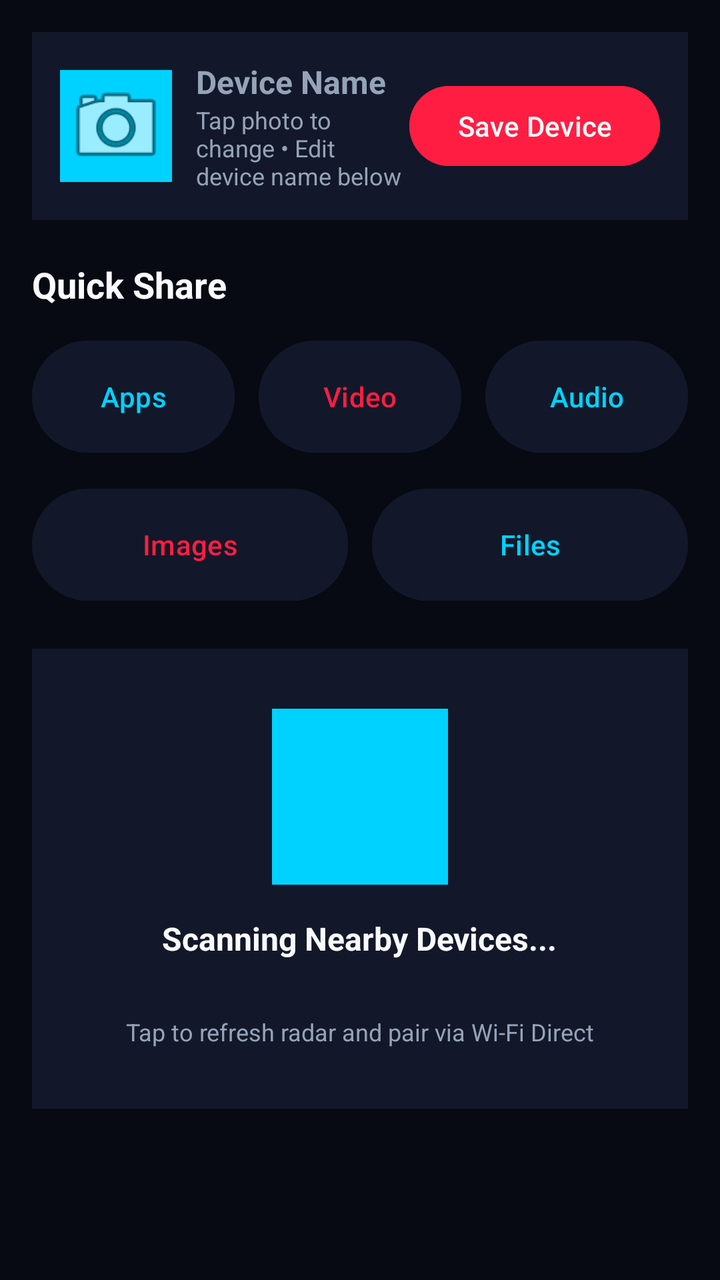
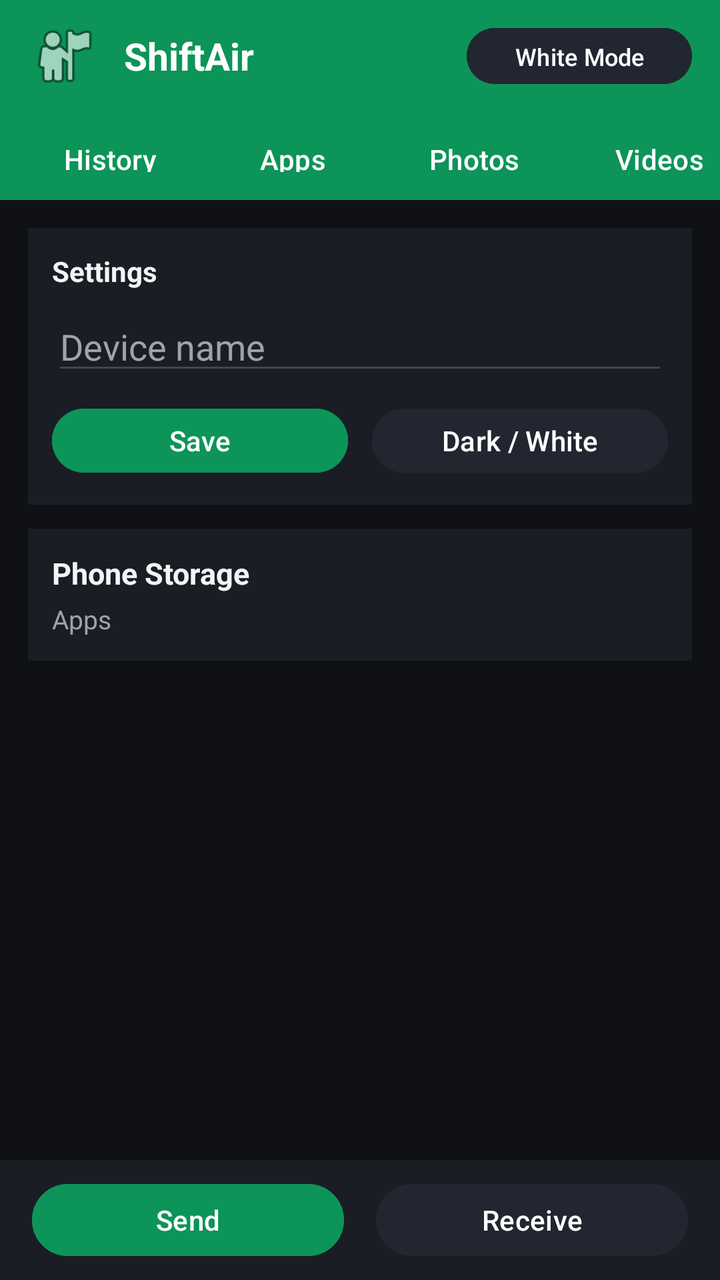

Before-and-after screenshots of an Android layout around one commit, followed by the original layout XML and the change that was made.
<!-- AndroidManifest.xml: application theme Theme.ShiftAir -->
<!-- res/layout/activity_main.xml -->
<?xml version="1.0" encoding="utf-8"?>
<ScrollView xmlns:android="http://schemas.android.com/apk/res/android"
    android:layout_width="match_parent"
    android:layout_height="match_parent"
    android:background="@color/bg_dark"
    android:padding="16dp">

    <LinearLayout
        android:layout_width="match_parent"
        android:layout_height="wrap_content"
        android:orientation="vertical">

        <LinearLayout
            android:layout_width="match_parent"
            android:layout_height="wrap_content"
            android:background="@color/card_glass"
            android:gravity="center_vertical"
            android:orientation="horizontal"
            android:padding="14dp">

            <ImageView
                android:id="@+id/ivProfileAvatar"
                android:layout_width="56dp"
                android:layout_height="56dp"
                android:background="@color/electric_blue"
                android:contentDescription="Profile Avatar"
                android:padding="2dp"
                android:scaleType="centerCrop"
                android:src="@android:drawable/ic_menu_camera" />

            <LinearLayout
                android:layout_width="0dp"
                android:layout_height="wrap_content"
                android:layout_marginStart="12dp"
                android:layout_weight="1"
                android:orientation="vertical">

                <EditText
                    android:id="@+id/etDeviceName"
                    android:layout_width="match_parent"
                    android:layout_height="wrap_content"
                    android:background="@android:color/transparent"
                    android:hint="Device Name"
                    android:inputType="textPersonName"
                    android:textColor="@color/text_primary"
                    android:textColorHint="@color/text_secondary"
                    android:textSize="16sp"
                    android:textStyle="bold" />

                <TextView
                    android:layout_width="wrap_content"
                    android:layout_height="wrap_content"
                    android:text="@string/profile_hint"
                    android:textColor="@color/text_secondary"
                    android:textSize="12sp" />
            </LinearLayout>

            <Button
                android:id="@+id/btnSaveProfile"
                android:layout_width="wrap_content"
                android:layout_height="wrap_content"
                android:backgroundTint="@color/neon_red"
                android:text="@string/save_profile"
                android:textAllCaps="false"
                android:textColor="@color/text_primary" />
        </LinearLayout>

        <TextView
            android:layout_width="wrap_content"
            android:layout_height="wrap_content"
            android:layout_marginTop="20dp"
            android:text="@string/home_title"
            android:textColor="@color/text_primary"
            android:textSize="18sp"
            android:textStyle="bold" />

        <LinearLayout
            android:layout_width="match_parent"
            android:layout_height="wrap_content"
            android:layout_marginTop="12dp"
            android:orientation="horizontal">

            <Button
                android:id="@+id/btnShareApps"
                android:layout_width="0dp"
                android:layout_height="64dp"
                android:layout_marginEnd="6dp"
                android:layout_weight="1"
                android:backgroundTint="@color/card_glass"
                android:text="@string/cat_apps"
                android:textAllCaps="false"
                android:textColor="@color/electric_blue" />

            <Button
                android:id="@+id/btnShareVideo"
                android:layout_width="0dp"
                android:layout_height="64dp"
                android:layout_marginStart="6dp"
                android:layout_marginEnd="6dp"
                android:layout_weight="1"
                android:backgroundTint="@color/card_glass"
                android:text="@string/cat_video"
                android:textAllCaps="false"
                android:textColor="@color/neon_red" />

            <Button
                android:id="@+id/btnShareAudio"
                android:layout_width="0dp"
                android:layout_height="64dp"
                android:layout_marginStart="6dp"
                android:layout_weight="1"
                android:backgroundTint="@color/card_glass"
                android:text="@string/cat_audio"
                android:textAllCaps="false"
                android:textColor="@color/electric_blue" />
        </LinearLayout>

        <LinearLayout
            android:layout_width="match_parent"
            android:layout_height="wrap_content"
            android:layout_marginTop="10dp"
            android:orientation="horizontal">

            <Button
                android:id="@+id/btnShareImages"
                android:layout_width="0dp"
                android:layout_height="64dp"
                android:layout_marginEnd="6dp"
                android:layout_weight="1"
                android:backgroundTint="@color/card_glass"
                android:text="@string/cat_images"
                android:textAllCaps="false"
                android:textColor="@color/neon_red" />

            <Button
                android:id="@+id/btnShareFiles"
                android:layout_width="0dp"
                android:layout_height="64dp"
                android:layout_marginStart="6dp"
                android:layout_weight="1"
                android:backgroundTint="@color/card_glass"
                android:text="@string/cat_files"
                android:textAllCaps="false"
                android:textColor="@color/electric_blue" />
        </LinearLayout>

        <LinearLayout
            android:id="@+id/radarCard"
            android:layout_width="match_parent"
            android:layout_height="230dp"
            android:layout_marginTop="20dp"
            android:background="@color/card_glass"
            android:gravity="center"
            android:orientation="vertical"
            android:padding="16dp">

            <View
                android:id="@+id/radarPulse"
                android:layout_width="88dp"
                android:layout_height="88dp"
                android:background="@color/electric_blue" />

            <TextView
                android:id="@+id/tvRadarStatus"
                android:layout_width="wrap_content"
                android:layout_height="wrap_content"
                android:layout_marginTop="16dp"
                android:text="@string/radar_searching"
                android:textColor="@color/text_primary"
                android:textSize="16sp"
                android:textStyle="bold" />

            <TextView
                android:id="@+id/tvActiveDevice"
                android:layout_width="wrap_content"
                android:layout_height="wrap_content"
                android:layout_marginTop="4dp"
                android:textColor="@color/neon_red"
                android:textSize="13sp" />

            <TextView
                android:layout_width="wrap_content"
                android:layout_height="wrap_content"
                android:layout_marginTop="6dp"
                android:text="@string/radar_hint"
                android:textColor="@color/text_secondary"
                android:textSize="12sp" />
        </LinearLayout>
    </LinearLayout>
</ScrollView>
<!-- resources referenced by this layout -->
<resources>
  <color name="bg_dark">#070A12</color>
  <color name="card_glass">#121829</color>
  <color name="electric_blue">#00D2FF</color>
  <color name="neon_red">#FF1E42</color>
  <color name="text_primary">#F8FAFC</color>
  <color name="text_secondary">#94A3B8</color>
  <string name="cat_apps">Apps</string>
  <string name="cat_audio">Audio</string>
  <string name="cat_files">Files</string>
  <string name="cat_images">Images</string>
  <string name="cat_video">Video</string>
  <string name="home_title">Quick Share</string>
  <string name="profile_hint">Tap photo to change • Edit device name below</string>
  <string name="radar_hint">Tap to refresh radar and pair via Wi-Fi Direct</string>
  <string name="radar_searching">Scanning Nearby Devices...</string>
  <string name="save_profile">Save Device</string>
  <style name="Theme.ShiftAir" parent="Theme.Material3.Light.NoActionBar">
          <item name="colorPrimary">@color/primary</item>
          <item name="colorPrimaryDark">@color/primary_dark</item>
          <item name="colorAccent">@color/accent</item>
          <item name="android:windowBackground">@color/bg_light</item>
          <item name="android:statusBarColor">@color/surface_white</item>
          <item name="android:windowLightStatusBar">true</item>
      </style>
  <color name="primary">#00D2FF</color>
  <color name="primary_dark">#070A12</color>
  <color name="accent">#FF1E42</color>
  <color name="bg_light">#070A12</color>
  <color name="surface_white">#121829</color>
</resources>

<!-- the commit's change to res/layout/activity_main.xml (unified diff, before → after) -->
@@ -1,190 +1,206 @@
 <?xml version="1.0" encoding="utf-8"?>
-<ScrollView xmlns:android="http://schemas.android.com/apk/res/android"
+<LinearLayout xmlns:android="http://schemas.android.com/apk/res/android"
+    android:id="@+id/rootContainer"
     android:layout_width="match_parent"
     android:layout_height="match_parent"
     android:background="@color/bg_dark"
-    android:padding="16dp">
+    android:orientation="vertical">
 
     <LinearLayout
-        android:layout_width="match_parent"
-        android:layout_height="wrap_content"
-        android:orientation="vertical">
+        android:id="@+id/topBar"
+        android:layout_width="match_parent"
+        android:layout_height="56dp"
+        android:background="@color/accent_green"
+        android:gravity="center_vertical"
+        android:orientation="horizontal"
+        android:paddingHorizontal="14dp">
+
+        <ImageView
+            android:id="@+id/ivAvatar"
+            android:layout_width="36dp"
+            android:layout_height="36dp"
+            android:contentDescription="Profile"
+            android:scaleType="centerCrop"
+            android:src="@android:drawable/ic_menu_myplaces" />
+
+        <TextView
+            android:id="@+id/tvHeaderTitle"
+            android:layout_width="0dp"
+            android:layout_height="wrap_content"
+            android:layout_marginStart="12dp"
+            android:layout_weight="1"
+            android:text="@string/app_name"
+            android:textColor="@android:color/white"
+            android:textSize="19sp"
+            android:textStyle="bold" />
+
+        <Button
+            android:id="@+id/btnToggleTheme"
+            android:layout_width="wrap_content"
+            android:layout_height="36dp"
+            android:backgroundTint="@color/card_dark"
+            android:text="@string/theme_light"
+            android:textAllCaps="false"
+            android:textColor="@android:color/white"
+            android:textSize="12sp" />
+    </LinearLayout>
+
+    <HorizontalScrollView
+        android:id="@+id/tabStrip"
+        android:layout_width="match_parent"
+        android:layout_height="44dp"
+        android:background="@color/accent_green"
+        android:scrollbars="none">
+
+        <LinearLayout
+            android:layout_width="wrap_content"
+            android:layout_height="match_parent"
+            android:gravity="center_vertical"
+            android:orientation="horizontal"
+            android:paddingHorizontal="8dp">
+
+            <Button android:id="@+id/tabHistory" android:layout_width="wrap_content" android:layout_height="36dp" android:backgroundTint="@android:color/transparent" android:text="@string/tab_history" android:textAllCaps="false" android:textColor="@android:color/white" />
+            <Button android:id="@+id/tabApps" android:layout_width="wrap_content" android:layout_height="36dp" android:backgroundTint="@android:color/transparent" android:text="@string/tab_apps" android:textAllCaps="false" android:textColor="@android:color/white" />
+            <Button android:id="@+id/tabPhotos" android:layout_width="wrap_content" android:layout_height="36dp" android:backgroundTint="@android:color/transparent" android:text="@string/tab_photos" android:textAllCaps="false" android:textColor="@android:color/white" />
+            <Button android:id="@+id/tabVideos" android:layout_width="wrap_content" android:layout_height="36dp" android:backgroundTint="@android:color/transparent" android:text="@string/tab_videos" android:textAllCaps="false" android:textColor="@android:color/white" />
+            <Button android:id="@+id/tabMusic" android:layout_width="wrap_content" android:layout_height="36dp" android:backgroundTint="@android:color/transparent" android:text="@string/tab_music" android:textAllCaps="false" android:textColor="@android:color/white" />
+            <Button android:id="@+id/tabFiles" android:layout_width="wrap_content" android:layout_height="36dp" android:backgroundTint="@android:color/transparent" android:text="@string/tab_files" android:textAllCaps="false" android:textColor="@android:color/white" />
+        </LinearLayout>
+    </HorizontalScrollView>
+
+    <ScrollView
+        android:layout_width="match_parent"
+        android:layout_height="0dp"
+        android:layout_weight="1"
+        android:padding="14dp">
 
         <LinearLayout
             android:layout_width="match_parent"
             android:layout_height="wrap_content"
-            android:background="@color/card_glass"
-            android:gravity="center_vertical"
-            android:orientation="horizontal"
-            android:padding="14dp">
-
-            <ImageView
-                android:id="@+id/ivProfileAvatar"
-                android:layout_width="56dp"
-                android:layout_height="56dp"
-                android:background="@color/electric_blue"
-                android:contentDescription="Profile Avatar"
-                android:padding="2dp"
-                android:scaleType="centerCrop"
-                android:src="@android:drawable/ic_menu_camera" />
+            android:orientation="vertical">
 
             <LinearLayout
-                android:layout_width="0dp"
+                android:id="@+id/settingsPanel"
+                android:layout_width="match_parent"
                 android:layout_height="wrap_content"
-                android:layout_marginStart="12dp"
-                android:layout_weight="1"
-                android:orientation="vertical">
+                android:layout_marginBottom="12dp"
+                android:background="@color/surface_dark"
+                android:orientation="vertical"
+                android:padding="12dp">
+
+                <TextView
+                    android:id="@+id/tvDeviceLabel"
+                    android:layout_width="wrap_content"
+                    android:layout_height="wrap_content"
+                    android:text="@string/btn_settings"
+                    android:textColor="@color/text_dark_primary"
+                    android:textStyle="bold" />
 
                 <EditText
                     android:id="@+id/etDeviceName"
                     android:layout_width="match_parent"
                     android:layout_height="wrap_content"
-                    android:background="@android:color/transparent"
-                    android:hint="Device Name"
+                    android:layout_marginTop="6dp"
+                    android:hint="Device name"
                     android:inputType="textPersonName"
-                    android:textColor="@color/text_primary"
-                    android:textColorHint="@color/text_secondary"
-                    android:textSize="16sp"
+                    android:textColor="@color/text_dark_primary"
+                    android:textColorHint="@color/text_dark_secondary" />
+
+                <LinearLayout
+                    android:layout_width="match_parent"
+                    android:layout_height="wrap_content"
+                    android:layout_marginTop="8dp"
+                    android:orientation="horizontal">
+
+                    <Button
+                        android:id="@+id/btnSaveName"
+                        android:layout_width="0dp"
+                        android:layout_height="40dp"
+                        android:layout_marginEnd="6dp"
+                        android:layout_weight="1"
+                        android:backgroundTint="@color/accent_green"
+                        android:text="Save"
+                        android:textAllCaps="false"
+                        android:textColor="@android:color/white" />
+
+                    <Button
+                        android:id="@+id/btnModeToggle"
+                        android:layout_width="0dp"
+                        android:layout_height="40dp"
+                        android:layout_marginStart="6dp"
+                        android:layout_weight="1"
+                        android:backgroundTint="@color/card_dark"
+                        android:text="Dark / White"
+                        android:textAllCaps="false"
+                        android:textColor="@android:color/white" />
+                </LinearLayout>
+            </LinearLayout>
+
+            <LinearLayout
+                android:id="@+id/storageCard"
+                android:layout_width="match_parent"
+                android:layout_height="wrap_content"
+                android:layout_marginBottom="12dp"
+                android:background="@color/surface_dark"
+                android:orientation="vertical"
+                android:padding="12dp">
+
+                <TextView
+                    android:id="@+id/tvStorageInfo"
+                    android:layout_width="wrap_content"
+                    android:layout_height="wrap_content"
+                    android:text="Phone Storage"
+                    android:textColor="@color/text_dark_primary"
+                    android:textSize="15sp"
                     android:textStyle="bold" />
 
                 <TextView
+                    android:id="@+id/tvActiveTabSummary"
                     android:layout_width="wrap_content"
                     android:layout_height="wrap_content"
-                    android:text="@string/profile_hint"
-                    android:textColor="@color/text_secondary"
-                    android:textSize="12sp" />
+                    android:layout_marginTop="4dp"
+                    android:text="Apps"
+                    android:textColor="@color/text_dark_secondary"
+                    android:textSize="13sp" />
             </LinearLayout>
 
-            <Button
-                android:id="@+id/btnSaveProfile"
-                android:layout_width="wrap_content"
+            <LinearLayout
+                android:id="@+id/itemsContainer"
+                android:layout_width="match_parent"
                 android:layout_height="wrap_content"
-                android:backgroundTint="@color/neon_red"
-                android:text="@string/save_profile"
-                android:textAllCaps="false"
-                android:textColor="@color/text_primary" />
+                android:orientation="vertical" />
         </LinearLayout>
-
-        <TextView
-            android:layout_width="wrap_content"
-            android:layout_height="wrap_content"
-            android:layout_marginTop="20dp"
-            android:text="@string/home_title"
-            android:textColor="@color/text_primary"
-            android:textSize="18sp"
-            android:textStyle="bold" />
-
-        <LinearLayout
-            android:layout_width="match_parent"
-            android:layout_height="wrap_content"
-            android:layout_marginTop="12dp"
-            android:orientation="horizontal">
-
-            <Button
-                android:id="@+id/btnShareApps"
-                android:layout_width="0dp"
-                android:layout_height="64dp"
-                android:layout_marginEnd="6dp"
-                android:layout_weight="1"
-                android:backgroundTint="@color/card_glass"
-                android:text="@string/cat_apps"
-                android:textAllCaps="false"
-                android:textColor="@color/electric_blue" />
-
-            <Button
-                android:id="@+id/btnShareVideo"
-                android:layout_width="0dp"
-                android:layout_height="64dp"
-                android:layout_marginStart="6dp"
-                android:layout_marginEnd="6dp"
-                android:layout_weight="1"
-                android:backgroundTint="@color/card_glass"
-                android:text="@string/cat_video"
-                android:textAllCaps="false"
-                android:textColor="@color/neon_red" />
-
-            <Button
-                android:id="@+id/btnShareAudio"
-                android:layout_width="0dp"
-                android:layout_height="64dp"
-                android:layout_marginStart="6dp"
-                android:layout_weight="1"
-                android:backgroundTint="@color/card_glass"
-                android:text="@string/cat_audio"
-                android:textAllCaps="false"
-                android:textColor="@color/electric_blue" />
-        </LinearLayout>
-
-        <LinearLayout
-            android:layout_width="match_parent"
-            android:layout_height="wrap_content"
-            android:layout_marginTop="10dp"
-            android:orientation="horizontal">
-
-            <Button
-                android:id="@+id/btnShareImages"
-                android:layout_width="0dp"
-                android:layout_height="64dp"
-                android:layout_marginEnd="6dp"
-                android:layout_weight="1"
-                android:backgroundTint="@color/card_glass"
-                android:text="@string/cat_images"
-                android:textAllCaps="false"
-                android:textColor="@color/neon_red" />
-
-            <Button
-                android:id="@+id/btnShareFiles"
-                android:layout_width="0dp"
-                android:layout_height="64dp"
-                android:layout_marginStart="6dp"
-                android:layout_weight="1"
-                android:backgroundTint="@color/card_glass"
-                android:text="@string/cat_files"
-                android:textAllCaps="false"
-                android:textColor="@color/electric_blue" />
-        </LinearLayout>
-
-        <LinearLayout
-            android:id="@+id/radarCard"
-            android:layout_width="match_parent"
-            android:layout_height="230dp"
-            android:layout_marginTop="20dp"
-            android:background="@color/card_glass"
-            android:gravity="center"
-            android:orientation="vertical"
-            android:padding="16dp">
-
-            <View
-                android:id="@+id/radarPulse"
-                android:layout_width="88dp"
-                android:layout_height="88dp"
-                android:background="@color/electric_blue" />
-
-            <TextView
-                android:id="@+id/tvRadarStatus"
-                android:layout_width="wrap_content"
-                android:layout_height="wrap_content"
-                android:layout_marginTop="16dp"
-                android:text="@string/radar_searching"
-                android:textColor="@color/text_primary"
-                android:textSize="16sp"
-                android:textStyle="bold" />
-
-            <TextView
-                android:id="@+id/tvActiveDevice"
-                android:layout_width="wrap_content"
-                android:layout_height="wrap_content"
-                android:layout_marginTop="4dp"
-                android:textColor="@color/neon_red"
-                android:textSize="13sp" />
-
-            <TextView
-                android:layout_width="wrap_content"
-                android:layout_height="wrap_content"
-                android:layout_marginTop="6dp"
-                android:text="@string/radar_hint"
-                android:textColor="@color/text_secondary"
-                android:textSize="12sp" />
-        </LinearLayout>
+    </ScrollView>
+
+    <LinearLayout
+        android:id="@+id/bottomActionBar"
+        android:layout_width="match_parent"
+        android:layout_height="60dp"
+        android:background="@color/surface_dark"
+        android:gravity="center"
+        android:orientation="horizontal"
+        android:paddingHorizontal="16dp">
+
+        <Button
+            android:id="@+id/btnSendAction"
+            android:layout_width="0dp"
+            android:layout_height="44dp"
+            android:layout_marginEnd="8dp"
+            android:layout_weight="1"
+            android:backgroundTint="@color/accent_green"
+            android:text="@string/btn_send"
+            android:textAllCaps="false"
+            android:textColor="@android:color/white" />
+
+        <Button
+            android:id="@+id/btnReceiveAction"
+            android:layout_width="0dp"
+            android:layout_height="44dp"
+            android:layout_marginStart="8dp"
+            android:layout_weight="1"
+            android:backgroundTint="@color/card_dark"
+            android:text="@string/btn_receive"
+            android:textAllCaps="false"
+            android:textColor="@android:color/white" />
     </LinearLayout>
-</ScrollView>
+</LinearLayout>
<!-- resource entries referenced after the edit -->
@@ -1,21 +1,22 @@
 <!-- resources referenced by this layout -->
 <resources>
-  <color name="bg_dark">#070A12</color>
-  <color name="card_glass">#121829</color>
-  <color name="electric_blue">#00D2FF</color>
-  <color name="neon_red">#FF1E42</color>
-  <color name="text_primary">#F8FAFC</color>
-  <color name="text_secondary">#94A3B8</color>
-  <string name="cat_apps">Apps</string>
-  <string name="cat_audio">Audio</string>
-  <string name="cat_files">Files</string>
-  <string name="cat_images">Images</string>
-  <string name="cat_video">Video</string>
-  <string name="home_title">Quick Share</string>
-  <string name="profile_hint">Tap photo to change • Edit device name below</string>
-  <string name="radar_hint">Tap to refresh radar and pair via Wi-Fi Direct</string>
-  <string name="radar_searching">Scanning Nearby Devices...</string>
-  <string name="save_profile">Save Device</string>
+  <color name="accent_green">#0D9458</color>
+  <color name="bg_dark">#0F1115</color>
+  <color name="card_dark">#222630</color>
+  <color name="surface_dark">#1A1D24</color>
+  <color name="text_dark_primary">#F3F4F6</color>
+  <color name="text_dark_secondary">#9CA3AF</color>
+  <string name="app_name">ShiftAir</string>
+  <string name="btn_receive">Receive</string>
+  <string name="btn_send">Send</string>
+  <string name="btn_settings">Settings</string>
+  <string name="tab_apps">Apps</string>
+  <string name="tab_files">Files</string>
+  <string name="tab_history">History</string>
+  <string name="tab_music">Music</string>
+  <string name="tab_photos">Photos</string>
+  <string name="tab_videos">Videos</string>
+  <string name="theme_light">White Mode</string>
   <style name="Theme.ShiftAir" parent="Theme.Material3.Light.NoActionBar">
           <item name="colorPrimary">@color/primary</item>
           <item name="colorPrimaryDark">@color/primary_dark</item>
@@ -24,10 +25,10 @@
           <item name="android:statusBarColor">@color/surface_white</item>
           <item name="android:windowLightStatusBar">true</item>
       </style>
-  <color name="primary">#00D2FF</color>
-  <color name="primary_dark">#070A12</color>
-  <color name="accent">#FF1E42</color>
-  <color name="bg_light">#070A12</color>
-  <color name="surface_white">#121829</color>
+  <color name="primary">#0D9458</color>
+  <color name="primary_dark">#0F1115</color>
+  <color name="accent">#00D2FF</color>
+  <color name="bg_light">#F8FAFC</color>
+  <color name="surface_white">#FFFFFF</color>
 </resources>
 
